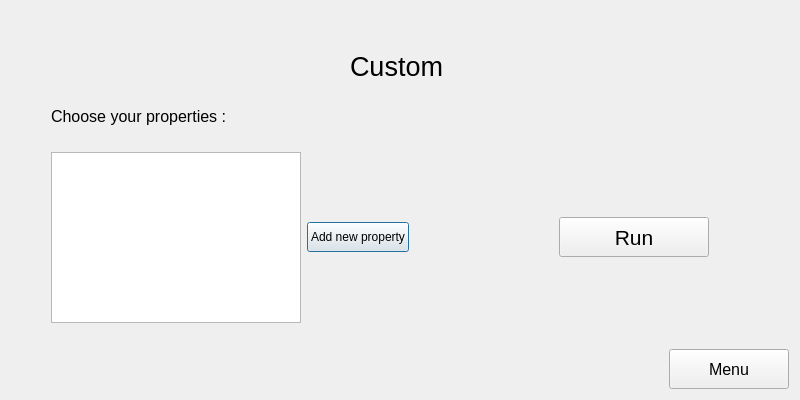
Above: SemGridsMakerPyQt/view/viewUi/custom.ui from guilhemelias/SemGrids-Maker before the change. Below: the same form after it.
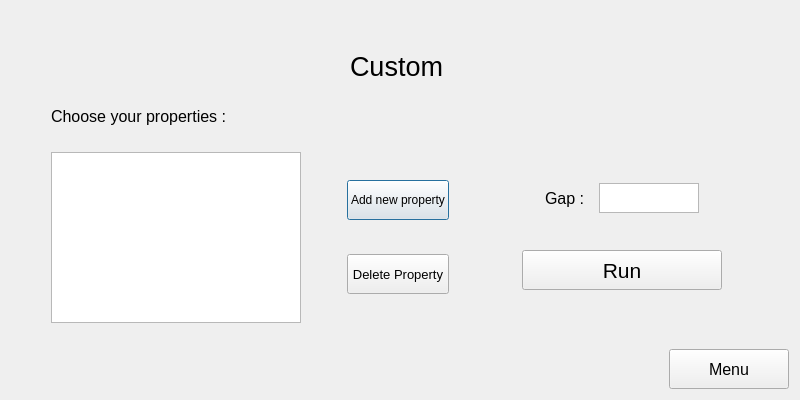
That is the form after the change.

Commit message: [DEV] Adding QDialog for create a new SemGrid in the custom prgrm. Adding delete property button in the custom prgm, adding delete grid button in common prgms

```diff
--- a/SemGridsMakerPyQt/view/viewUi/custom.ui
+++ b/SemGridsMakerPyQt/view/viewUi/custom.ui
@@ -186,15 +186,37 @@
       </widget>
      </item>
      <item>
-      <layout class="QHBoxLayout" name="horizontalLayout_5">
+      <spacer name="horizontalSpacer_6">
+       <property name="orientation">
+        <enum>Qt::Horizontal</enum>
+       </property>
+       <property name="sizeType">
+        <enum>QSizePolicy::Maximum</enum>
+       </property>
+       <property name="sizeHint" stdset="0">
+        <size>
+         <width>40</width>
+         <height>20</height>
+        </size>
+       </property>
+      </spacer>
+     </item>
+     <item>
+      <layout class="QVBoxLayout" name="verticalLayout_3">
        <item>
         <widget class="QPushButton" name="addButton">
-         <property name="maximumSize">
+         <property name="minimumSize">
           <size>
-           <width>110</width>
+           <width>0</width>
            <height>30</height>
           </size>
          </property>
+         <property name="maximumSize">
+          <size>
+           <width>130</width>
+           <height>40</height>
+          </size>
+         </property>
          <property name="font">
           <font>
            <pointsize>9</pointsize>
@@ -205,7 +227,84 @@
          </property>
         </widget>
        </item>
+       <item>
+        <widget class="QPushButton" name="deleteButton">
+         <property name="minimumSize">
+          <size>
+           <width>0</width>
+           <height>30</height>
+          </size>
+         </property>
+         <property name="maximumSize">
+          <size>
+           <width>130</width>
+           <height>40</height>
+          </size>
+         </property>
+         <property name="font">
+          <font>
+           <pointsize>10</pointsize>
+          </font>
+         </property>
+         <property name="text">
+          <string>Delete Property</string>
+         </property>
+        </widget>
+       </item>
       </layout>
+     </item>
+     <item>
+      <layout class="QVBoxLayout" name="verticalLayout_2">
+       <item>
+        <layout class="QHBoxLayout" name="horizontalLayout_7"/>
+       </item>
+       <item>
+        <layout class="QHBoxLayout" name="horizontalLayout_5">
+         <item>
+          <spacer name="horizontalSpacer_4">
+           <property name="orientation">
+            <enum>Qt::Horizontal</enum>
+           </property>
+           <property name="sizeHint" stdset="0">
+            <size>
+             <width>40</width>
+             <height>20</height>
+            </size>
+           </property>
+          </spacer>
+         </item>
+         <item>
+          <widget class="QLabel" name="label_2">
+           <property name="maximumSize">
+            <size>
+             <width>100</width>
+             <height>30</height>
+            </size>
+           </property>
+           <property name="font">
+            <font>
+             <pointsize>12</pointsize>
+            </font>
+           </property>
+           <property name="text">
+            <string>Gap :  </string>
+           </property>
+          </widget>
+         </item>
+         <item>
+          <widget class="QTextEdit" name="editGap">
+           <property name="maximumSize">
+            <size>
+             <width>100</width>
+             <height>30</height>
+            </size>
+           </property>
+           <property name="font">
+            <font>
+             <pointsize>12</pointsize>
+            </font>
+           </property>
+          </widget>
      </item>
      <item>
       <spacer name="horizontalSpacer_5">
@@ -220,11 +319,15 @@
        </property>
       </spacer>
      </item>
+        </layout>
+       </item>
+       <item>
+        <layout class="QHBoxLayout" name="horizontalLayout_4">
      <item>
       <widget class="QPushButton" name="runCustomButton">
        <property name="minimumSize">
         <size>
-         <width>150</width>
+             <width>200</width>
          <height>40</height>
         </size>
        </property>
@@ -244,37 +347,9 @@
        </property>
       </widget>
      </item>
-     <item>
-      <spacer name="horizontalSpacer_6">
-       <property name="orientation">
-        <enum>Qt::Horizontal</enum>
-       </property>
-       <property name="sizeType">
-        <enum>QSizePolicy::Minimum</enum>
-       </property>
-       <property name="sizeHint" stdset="0">
-        <size>
-         <width>40</width>
-         <height>20</height>
-        </size>
-       </property>
-      </spacer>
-     </item>
-     <item>
-      <spacer name="horizontalSpacer_4">
-       <property name="orientation">
-        <enum>Qt::Horizontal</enum>
-       </property>
-       <property name="sizeType">
-        <enum>QSizePolicy::Minimum</enum>
-       </property>
-       <property name="sizeHint" stdset="0">
-        <size>
-         <width>40</width>
-         <height>20</height>
-        </size>
-       </property>
-      </spacer>
+        </layout>
+       </item>
+      </layout>
      </item>
     </layout>
    </item>
```
Lines whose indentation alone changed are shown as unchanged. The commit also changes 7 other files.
